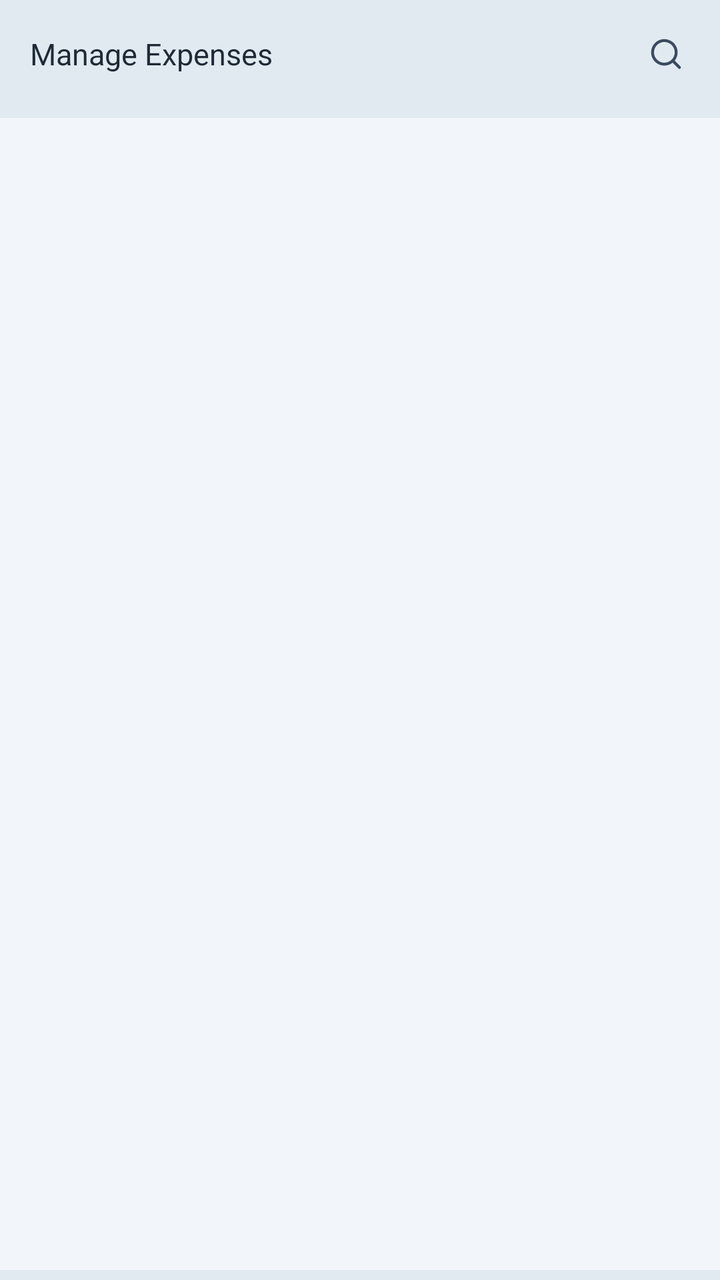
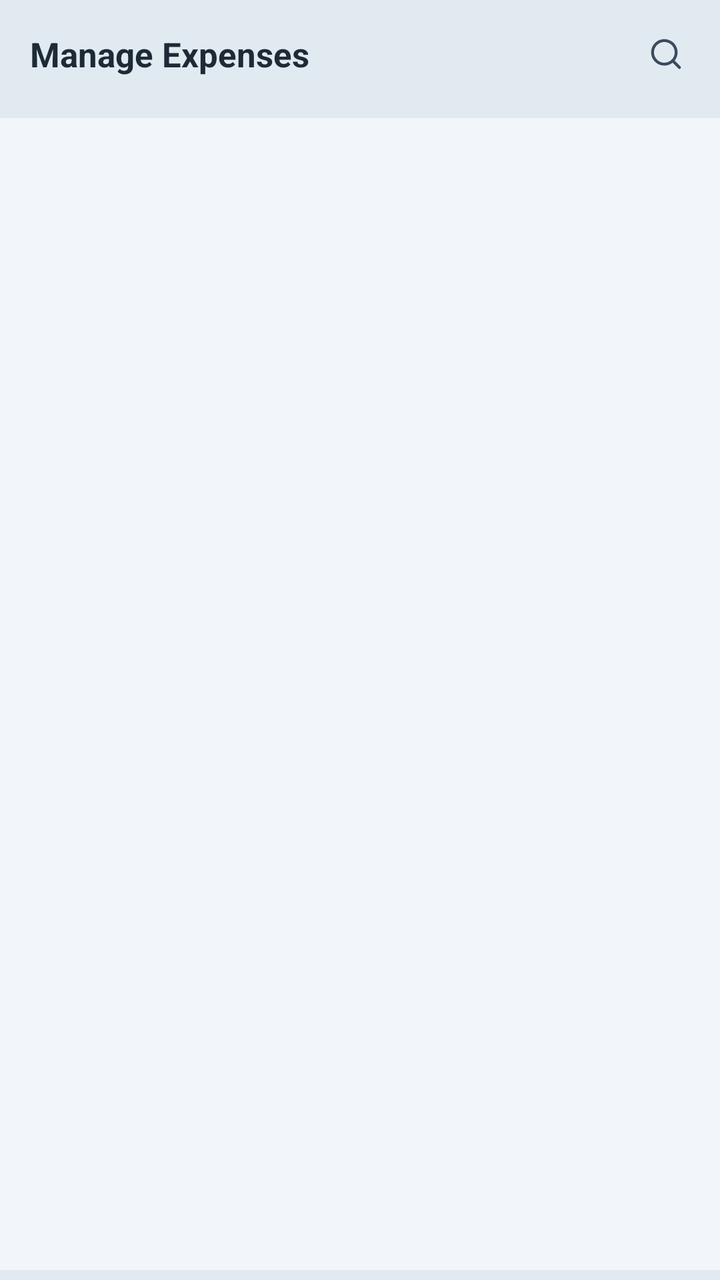

Before-and-after screenshots of an Android layout around one commit, followed by the original layout XML and the change that was made.
<!-- AndroidManifest.xml: application theme Theme.GharKharch -->
<!-- res/layout/activity_manage_expenses.xml -->
<?xml version="1.0" encoding="utf-8"?>
<androidx.constraintlayout.widget.ConstraintLayout xmlns:android="http://schemas.android.com/apk/res/android"
    xmlns:app="http://schemas.android.com/apk/res-auto"
    xmlns:tools="http://schemas.android.com/tools"
    android:id="@+id/main"
    android:layout_width="match_parent"
    android:layout_height="match_parent"
    android:background="@color/backgroundColorVariant"
    android:fitsSystemWindows="true"
    android:orientation="vertical"
    tools:context=".Activities.ManageExpensesActivity">

    <LinearLayout
        android:id="@+id/list_container"
        android:layout_width="match_parent"
        android:layout_height="wrap_content"
        android:gravity="center"
        android:orientation="horizontal"
        android:textSize="@dimen/text_size_medium"
        app:layout_constraintTop_toTopOf="parent">

        <TextView
            android:id="@+id/list_title"
            android:layout_width="0dp"
            android:layout_height="wrap_content"
            android:layout_marginHorizontal="@dimen/margin_large"
            android:layout_weight="1"
            android:paddingVertical="@dimen/padding_large"
            android:text="Manage Expenses"
            android:textSize="@dimen/text_size_medium" />

        <SearchView
            android:id="@+id/search_view"
            android:layout_width="0dp"
            android:layout_height="wrap_content"
            android:layout_marginVertical="@dimen/margin_medium"
            android:layout_weight="1"
            android:background="@drawable/search_bar_border"
            android:closeIcon="@null"
            android:iconifiedByDefault="false"
            android:searchIcon="@null"
            android:visibility="gone" />

        <ImageView
            android:id="@+id/close_button"
            android:layout_width="wrap_content"
            android:layout_height="wrap_content"
            android:importantForAccessibility="no"
            android:padding="@dimen/padding_large"
            android:src="@drawable/close_search_icon"
            android:visibility="gone" />

        <ImageView
            android:id="@+id/search_button"
            android:layout_width="wrap_content"
            android:layout_height="wrap_content"
            android:importantForAccessibility="no"
            android:padding="@dimen/padding_large"
            android:src="@drawable/search_icon" />

    </LinearLayout>

    <androidx.recyclerview.widget.RecyclerView
        android:id="@+id/rcv_expense_list"
        android:layout_width="match_parent"
        android:layout_height="0dp"
        android:layout_marginVertical="@dimen/margin_small"
        android:background="@color/backgroundColor"
        app:layout_constraintBottom_toBottomOf="parent"
        app:layout_constraintTop_toBottomOf="@id/list_container" />

    <FrameLayout
        android:id="@+id/fragmentContainer"
        android:layout_width="wrap_content"
        android:layout_height="wrap_content"
        android:background="@drawable/rounded_panel"
        app:layout_constraintBottom_toBottomOf="parent"
        app:layout_constraintEnd_toEndOf="parent"
        app:layout_constraintStart_toStartOf="parent"
        app:layout_constraintTop_toTopOf="parent" />

</androidx.constraintlayout.widget.ConstraintLayout>
<!-- resources referenced by this layout -->
<resources>
  <color name="backgroundColor">#F2F6FA</color>
  <color name="backgroundColorVariant">#E1EAF1</color>
  <dimen name="margin_large">15dp</dimen>
  <dimen name="margin_medium">10dp</dimen>
  <dimen name="margin_small">5dp</dimen>
  <dimen name="padding_large">15dp</dimen>
  <dimen name="text_size_medium">15sp</dimen>
  <!-- drawable close_search_icon: vector/xml drawable (drawable, 2129 chars, omitted) -->
  <!-- drawable rounded_panel (drawable) -->
  <?xml version="1.0" encoding="utf-8"?>
  <shape xmlns:android="http://schemas.android.com/apk/res/android"
      android:shape="rectangle">
      <corners android:radius="8dp" />
  </shape>
  <!-- drawable search_bar_border (drawable) -->
  <?xml version="1.0" encoding="utf-8"?>
  <shape xmlns:android="http://schemas.android.com/apk/res/android"
      android:shape="rectangle">
      <stroke
          android:width="2dp"
          android:color="@color/searchBarBg" />
      <corners android:radius="12dp" />
  </shape>
  <!-- drawable search_icon (drawable) -->
  <vector xmlns:android="http://schemas.android.com/apk/res/android"
      android:width="24dp"
      android:height="24dp"
      android:tint="@color/iconColor"
      android:viewportWidth="25"
      android:viewportHeight="25">
  
      <path
          android:fillColor="#00000000"
          android:fillType="evenOdd"
          android:pathData="M5.5,11.646C5.5,8.714 7.57,6.191 10.444,5.619C13.319,5.047 16.198,6.585 17.32,9.293C18.442,12.001 17.495,15.124 15.058,16.753C12.621,18.382 9.373,18.062 7.3,15.99C6.148,14.838 5.5,13.275 5.5,11.646Z"
          android:strokeWidth="1.5"
          android:strokeColor="#000000"
          android:strokeLineCap="round"
          android:strokeLineJoin="round" />
  
      <path
          android:fillColor="#00000000"
          android:pathData="M15.989,15.991L19.5,19.501"
          android:strokeWidth="1.5"
          android:strokeColor="#000000"
          android:strokeLineCap="round"
          android:strokeLineJoin="round" />
  
  </vector>
  <style name="Theme.GharKharch" parent="Base.Theme.GharKharch">
          <item name="colorPrimary">@color/backgroundColor</item>
          <item name="colorSecondary">@color/lGrey</item>
          
          <item name="colorOnSecondary">@color/primaryTextColor</item>
          <item name="colorOnPrimary">@color/primaryTextColor</item>
          
          <item name="android:textColor">@color/primaryTextColor</item>
          <item name="android:textColorPrimary">@color/primaryTextColor</item>
          <item name="android:textColorSecondary">@color/primaryTextColorVariant</item>
          
          <item name="android:statusBarColor">@color/backgroundColorVariant</item>
          <item name="android:navigationBarColor">@color/backgroundColorVariant</item>
          <item name="android:windowLightNavigationBar">true</item>
          <item name="android:windowLightStatusBar">true</item>
  
      </style>
  <color name="searchBarBg">#5A6B7D</color>
  <color name="iconColor">#3B4A5E</color>
  <style name="Base.Theme.GharKharch" parent="Theme.Material3.DayNight.NoActionBar">
          
      </style>
  <color name="lGrey">#616161</color>
  <color name="primaryTextColor">#1E2A36</color>
  <color name="primaryTextColorVariant">#5A6B7D</color>
</resources>

<!-- the commit's change to res/layout/activity_manage_expenses.xml (unified diff, before → after) -->
@@ -16,7 +16,6 @@
         android:layout_height="wrap_content"
         android:gravity="center"
         android:orientation="horizontal"
-        android:textSize="@dimen/text_size_medium"
         app:layout_constraintTop_toTopOf="parent">
 
         <TextView
@@ -27,7 +26,8 @@
             android:layout_weight="1"
             android:paddingVertical="@dimen/padding_large"
             android:text="Manage Expenses"
-            android:textSize="@dimen/text_size_medium" />
+            android:textSize="@dimen/text_size_large"
+            android:textStyle="bold" />
 
         <SearchView
             android:id="@+id/search_view"
<!-- resource entries referenced after the edit -->
@@ -6,7 +6,7 @@
   <dimen name="margin_medium">10dp</dimen>
   <dimen name="margin_small">5dp</dimen>
   <dimen name="padding_large">15dp</dimen>
-  <dimen name="text_size_medium">15sp</dimen>
+  <dimen name="text_size_large">17sp</dimen>
   <!-- drawable close_search_icon: vector/xml drawable (drawable, 2129 chars, omitted) -->
   <!-- drawable rounded_panel (drawable) -->
   <?xml version="1.0" encoding="utf-8"?>
